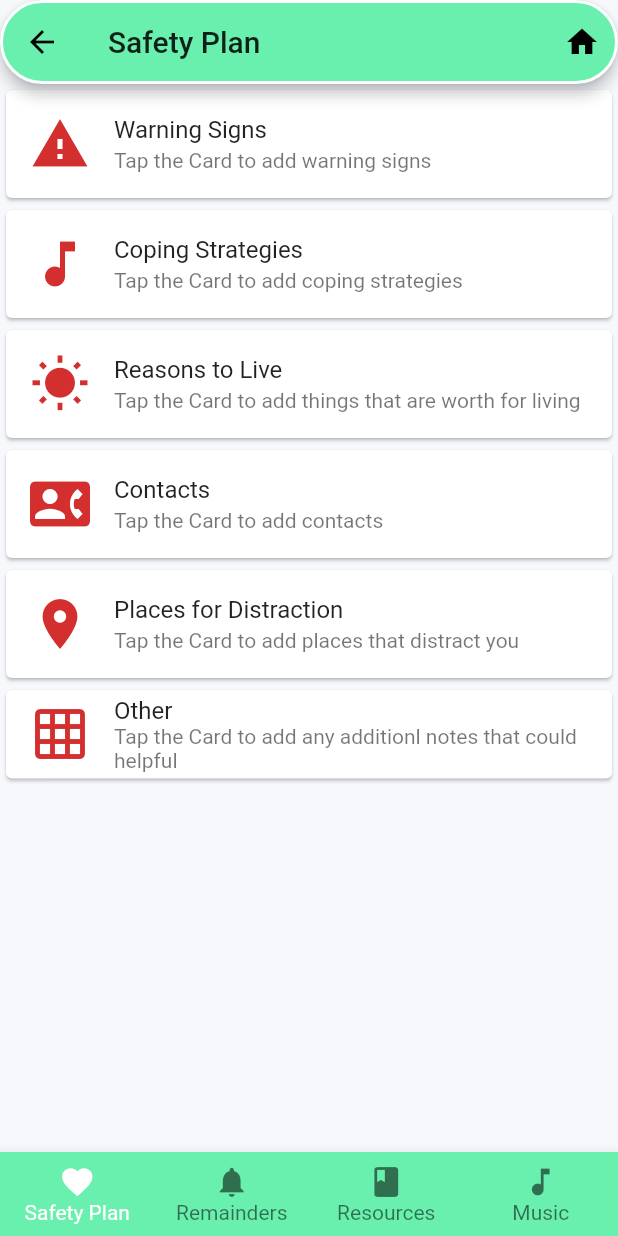
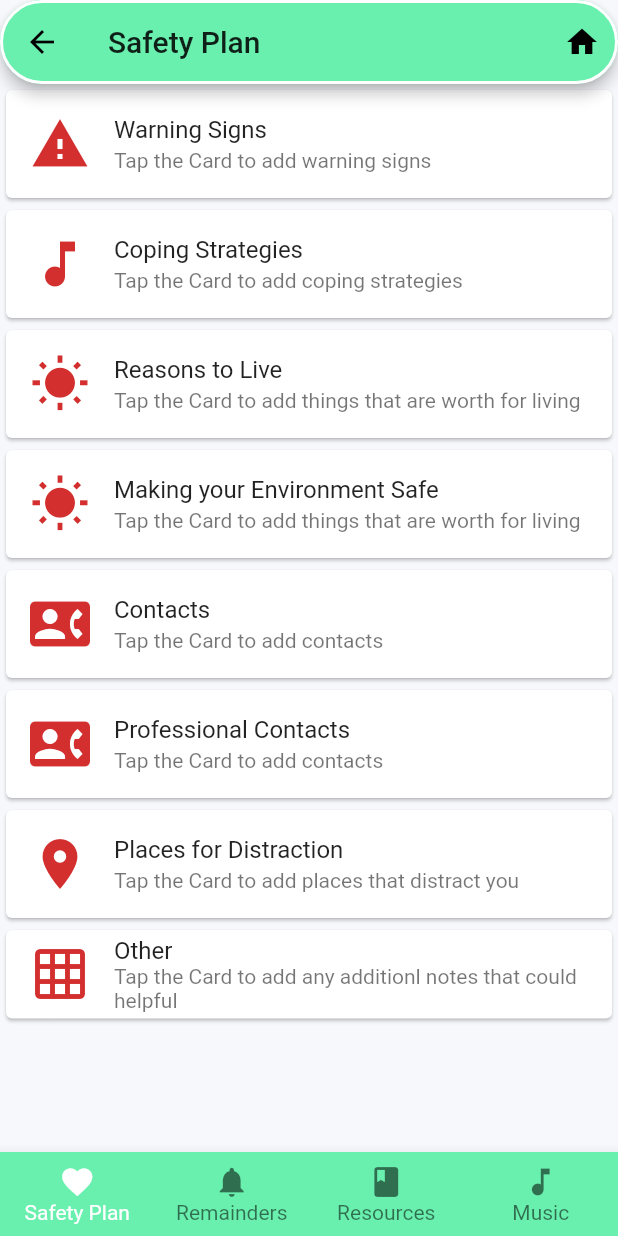
Before and after one commit to Kurama-tech/safety-ui, a Flutter app: the SafetyPlan screen opened by its route, on a phone screen of 412 x 824 dp. Run offline on Flutter 3.47's test engine with Material 2 defaults, Android fonts, the phone set to English and light mode, and no system bars; our stand-ins replace date_format, flare_flutter, flutter_local_notifications, flutter_native_timezone, flutter_speed_dial, google_fonts and 4 more; accounts and stored records are empty; statements that could not run were skipped.

```diff
--- a/lib/databaseHandler.dart
+++ b/lib/databaseHandler.dart
@@ -26,6 +26,8 @@ class DatabaseHandler {
           'CREATE TABLE IF NOT EXISTS Notes (id INTEGER PRIMARY KEY, statergy TEXT)');
       await db.execute(
           'CREATE TABLE IF NOT EXISTS Contacts (id INTEGER PRIMARY KEY, name TEXT, number INTEGER)');
+      await db.execute(
+          'CREATE TABLE IF NOT EXISTS ContactsP (id INTEGER PRIMARY KEY, name TEXT, number INTEGER)');
       await db.execute(
           'CREATE TABLE IF NOT EXISTS Medications (id INTEGER PRIMARY KEY, tabName TEXT, dateTime TEXT)');
       await db.execute(
--- a/lib/main.dart
+++ b/lib/main.dart
@@ -28,6 +28,7 @@ void main() {
         ChangeNotifierProvider(create: (_) => Reasons()),
         ChangeNotifierProvider(create: (_) => Notes()),
         ChangeNotifierProvider(create: (_) => ContactsP()),
+        ChangeNotifierProvider(create: (_) => ContactsPP()),
         ChangeNotifierProvider(create: (_) => Places()),
         ChangeNotifierProvider(create: (_) => AppointmentsP()),
         ChangeNotifierProvider(create: (_) => MedicationsP()),
--- a/lib/new_entry/new_entry.dart
+++ b/lib/new_entry/new_entry.dart
@@ -97,7 +97,7 @@ class _NewEntryState extends State<NewEntry> {
               ),
               TextFormField(
                 controller: dosageController,
-                keyboardType: TextInputType.number,
+                keyboardType: TextInputType.numberWithOptions(signed: true, decimal: true),
                 style: TextStyle(
                   fontSize: 16,
                 ),
--- a/lib/view/safetyPlanView.dart
+++ b/lib/view/safetyPlanView.dart
@@ -2,6 +2,41 @@ import 'package:flutter/material.dart';
 import 'package:safety/view/DetailsView.dart';
 
 class SafetyPlan extends StatelessWidget {
+
+  Widget containerDataStatic(BuildContext context, IconData icon, String title,
+      String subtitle) {
+    String description = '';
+    return new Container(
+        child: new InkWell(
+            splashColor: Colors.greenAccent,
+            child: Card(
+              child: Column(
+                mainAxisSize: MainAxisSize.min,
+                children: <Widget>[
+                  ListTile(
+                    leading: Icon(
+                      icon,
+                      color: Colors.red[700],
+                      size: 40,
+                    ),
+                    title: Text(title),
+                    subtitle: Text(subtitle),
+                  ),
+                ],
+              ),
+            ),
+            onTap: () {
+              Navigator.push(
+                context,
+                MaterialPageRoute(
+                  builder: (context) => DetailsStatic(
+                    title: title,
+                  ),
+                ),
+              );
+            }));
+  }
+
   Widget containerData(BuildContext context, IconData icon, String title,
       String subtitle, String table) {
     String description = '';
@@ -56,6 +91,11 @@ class SafetyPlan extends StatelessWidget {
                     description = 'i am in Contacts';
                   }
                   break;
+                case 'ContactsP':
+                  {
+                    description = 'i am in ContactsP';
+                  }
+                  break;
                 default:
                   {
                     print("Invalid choice");
@@ -102,8 +142,12 @@ class SafetyPlan extends StatelessWidget {
             "Tap the Card to add coping strategies", 'Coping'),
         containerData(context, Icons.wb_sunny, "Reasons to Live",
             "Tap the Card to add things that are worth for living", 'Reasons'),
+        containerDataStatic(context, Icons.wb_sunny, "Making your Environment Safe",
+            "Tap the Card to add things that are worth for living"),
         containerData(context, Icons.contact_phone, "Contacts",
             "Tap the Card to add contacts", 'Contacts'),
+         containerData(context, Icons.contact_phone, "Professional Contacts",
+            "Tap the Card to add contacts", 'ContactsP'),
         containerData(context, Icons.place, "Places for Distraction",
             "Tap the Card to add places that distract you", 'Places'),
         containerData(
```
Also changed, not shown: lib/provider/Universal.dart (+18 -0 lines), lib/view/DetailsView.dart (+26 -5 lines), lib/view/planningDetail.dart (+28 -15 lines).
